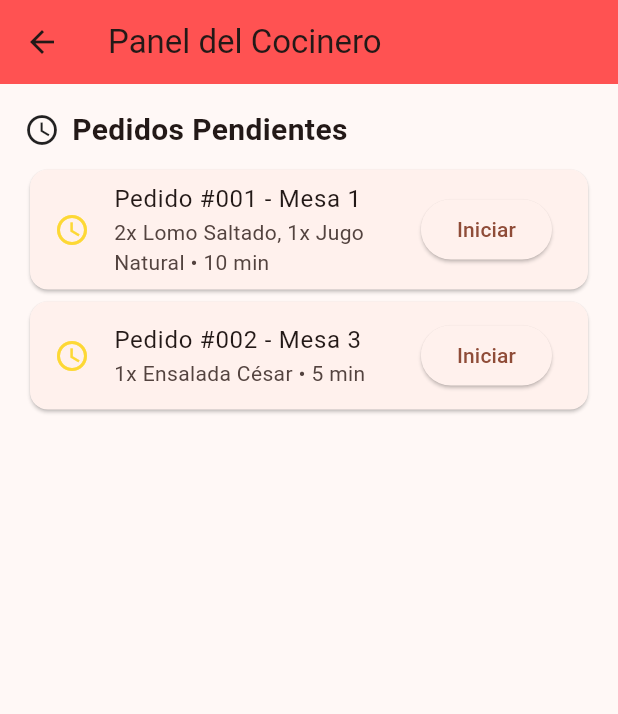
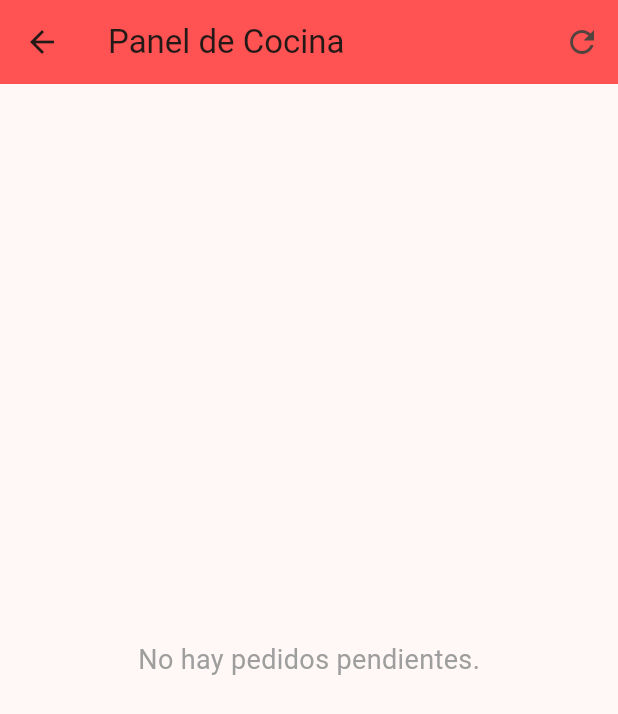
Before and after one commit to DiegoJimenez2003/Capstone_repo_06, a Flutter app: the CocinaScreen screen opened directly, on a phone screen of 412 x 824 dp. Shown: the top 714 px of the screen. Run offline on Flutter 3.47's test engine with Material 3 defaults, Android fonts, the phone set to English and light mode, and no system bars; our stand-ins replace font_awesome_flutter, supabase_flutter; accounts and stored records are empty.

Commit message:
Vista Cocina
Se implementa las funcionalidad con supabase en la vista de la cocina

```diff
--- a/lib/screens/CocinaScreen.dart
+++ b/lib/screens/CocinaScreen.dart
@@ -1,30 +1,6 @@
 import 'package:flutter/material.dart';
-
-enum OrderStatus { pendiente, enPreparacion, listo, cancelado }
-
-class OrderItem {
-  final String name;
-  final int quantity;
-  OrderItem({required this.name, required this.quantity});
-}
-
-class Order {
-  final String id;
-  final int tableNumber;
-  final String waiter;
-  OrderStatus status;
-  final DateTime timestamp;
-  final List<OrderItem> items;
-
-  Order({
-    required this.id,
-    required this.tableNumber,
-    required this.waiter,
-    this.status = OrderStatus.pendiente,
-    required this.timestamp,
-    required this.items,
-  });
-}
+import '../servicios/supabase_service.dart';
+import '../models/order_status.dart';
 
 class CocinaScreen extends StatefulWidget {
   const CocinaScreen({super.key});
@@ -34,206 +10,125 @@ class CocinaScreen extends StatefulWidget {
 }
 
 class _CocinaScreenState extends State<CocinaScreen> {
-  List<Order> orders = [
-    Order(
-      id: '001',
-      tableNumber: 1,
-      waiter: 'Carlos',
-      items: [
-        OrderItem(name: 'Lomo Saltado', quantity: 2),
-        OrderItem(name: 'Jugo Natural', quantity: 1),
-      ],
-      timestamp: DateTime.now().subtract(const Duration(minutes: 10)),
-    ),
-    Order(
-      id: '002',
-      tableNumber: 3,
-      waiter: 'Ana',
-      items: [
-        OrderItem(name: 'Ensalada César', quantity: 1),
-      ],
-      timestamp: DateTime.now().subtract(const Duration(minutes: 5)),
-    ),
-  ];
+  final _svc = SupabaseService();
+  List<Map<String, dynamic>> pedidos = [];
 
-  // Cambiar estado del pedido
-  void updateOrderStatus(String orderId, OrderStatus newStatus) {
-    setState(() {
-      final order = orders.firstWhere((o) => o.id == orderId);
-      order.status = newStatus;
-    });
+  @override
+  void initState() {
+    super.initState();
+    _cargarPedidos();
   }
 
-  Color getStatusColor(OrderStatus status) {
-    switch (status) {
-      case OrderStatus.pendiente:
-        return Colors.yellow.shade600;
-      case OrderStatus.enPreparacion:
-        return Colors.blue.shade600;
-      case OrderStatus.listo:
-        return Colors.green.shade600;
-      case OrderStatus.cancelado:
-        return Colors.red.shade600;
+  Future<void> _cargarPedidos() async {
+    final data = await _svc.fetchAllOrdersWithItems();
+    setState(() => pedidos = data);
+  }
+
+  Future<void> _actualizarEstadoProducto(String itemId, String nuevoEstado) async {
+    try {
+      await _svc.updateProductStatus(itemId, nuevoEstado);
+      await _cargarPedidos();
+      ScaffoldMessenger.of(context).showSnackBar(
+        SnackBar(content: Text("✅ Estado actualizado a '$nuevoEstado'")),
+      );
+    } catch (e) {
+      ScaffoldMessenger.of(context).showSnackBar(
+        SnackBar(content: Text("❌ Error al actualizar: $e")),
+      );
     }
   }
 
-  IconData getStatusIcon(OrderStatus status) {
+  Color getColor(String status) {
     switch (status) {
-      case OrderStatus.pendiente:
-        return Icons.access_time;
-      case OrderStatus.enPreparacion:
-        return Icons.kitchen;
-      case OrderStatus.listo:
-        return Icons.check_circle;
-      case OrderStatus.cancelado:
-        return Icons.cancel;
+      case 'pendiente':
+        return Colors.yellow.shade600;
+      case 'preparacion':
+        return Colors.blue.shade600;
+      case 'horno':
+        return Colors.orange.shade700;
+      case 'entregado':
+        return Colors.purple.shade600;
+      case 'listo':
+        return Colors.green.shade600;
+      default:
+        return Colors.grey;
     }
   }
 
-  String getElapsedTime(DateTime timestamp) {
-    final diff = DateTime.now().difference(timestamp);
-    return '${diff.inMinutes} min';
+  List<String> nextStatuses(String actual) {
+    switch (actual) {
+      case 'pendiente':
+        return ['preparacion'];
+      case 'preparacion':
+        return ['horno'];
+      case 'horno':
+        return ['entregado'];
+      case 'entregado':
+        return ['listo'];
+      default:
+        return [];
+    }
   }
 
   @override
   Widget build(BuildContext context) {
-    final pendingOrders =
-        orders.where((o) => o.status == OrderStatus.pendiente).toList();
-    final preparingOrders =
-        orders.where((o) => o.status == OrderStatus.enPreparacion).toList();
-    final readyOrders = orders.where((o) => o.status == OrderStatus.listo).toList();
-
     return Scaffold(
       appBar: AppBar(
-        title: const Text("Panel del Cocinero"),
+        title: const Text("Panel de Cocina"),
         backgroundColor: Colors.redAccent,
+        actions: [
+          IconButton(onPressed: _cargarPedidos, icon: const Icon(Icons.refresh)),
+        ],
       ),
-      body: ListView(
-        padding: const EdgeInsets.all(16),
+      body: pedidos.isEmpty
+          ? const Center(
+              child: Text("No hay pedidos pendientes.",
+                  style: TextStyle(fontSize: 18, color: Colors.grey)))
+          : ListView(
+              padding: const EdgeInsets.all(12),
+              children: pedidos.map((pedido) {
+                final items = List<Map<String, dynamic>>.from(pedido['order_items']);
+                return Card(
+                  margin: const EdgeInsets.symmetric(vertical: 8),
+                  elevation: 2,
+                  child: ExpansionTile(
+                    title: Text(
+                      "Mesa ${pedido['table_number']} - ${pedido['waiter']}",
+                      style: const TextStyle(fontWeight: FontWeight.bold),
+                    ),
+                    subtitle: Text(
+                      "Total: \$${pedido['total']} • Estado: ${pedido['status']}",
+                      style: const TextStyle(color: Colors.black54),
+                    ),
+                    children: items.map((item) {
+                      final estado = item['product_status'];
+                      return ListTile(
+                        title: Text("${item['name']} (${item['quantity']}x)"),
+                        subtitle: Text("Estado: $estado"),
+                        trailing: Row(
+                          mainAxisSize: MainAxisSize.min,
                           children: [
-          if (pendingOrders.isNotEmpty)
-            Section(
-              title: "Pedidos Pendientes",
-              icon: Icons.access_time,
-              orders: pendingOrders,
-              onUpdateStatus: updateOrderStatus,
-              nextStatus: OrderStatus.enPreparacion,
+                            for (var next in nextStatuses(estado))
+                              Padding(
+                                padding: const EdgeInsets.only(left: 4),
+                                child: ElevatedButton(
+                                  style: ElevatedButton.styleFrom(
+                                    backgroundColor: getColor(next),
                                   ),
-          if (preparingOrders.isNotEmpty)
-            Section(
-              title: "En Preparación",
-              icon: Icons.kitchen,
-              orders: preparingOrders,
-              onUpdateStatus: updateOrderStatus,
-              nextStatus: OrderStatus.listo,
-            ),
-          if (readyOrders.isNotEmpty)
-            Section(
-              title: "Listos para Servir",
-              icon: Icons.check_circle,
-              orders: readyOrders,
-              onUpdateStatus: null, // ya no se puede actualizar
-            ),
-          if (orders.isEmpty)
-            Center(
-              child: Column(
-                children: const [
-                  SizedBox(height: 50),
-                  Icon(Icons.kitchen, size: 80, color: Colors.grey),
-                  SizedBox(height: 20),
-                  Text("No hay pedidos en este momento",
-                      style: TextStyle(color: Colors.grey)),
-                ],
+                                  onPressed: () =>
+                                      _actualizarEstadoProducto(item['id'], next),
+                                  child: Text(next.toUpperCase(),
+                                      style: const TextStyle(color: Colors.white)),
                                 ),
                               ),
                           ],
                         ),
                       );
-  }
-}
-
-class Section extends StatelessWidget {
-  final String title;
-  final IconData icon;
-  final List<Order> orders;
-  final void Function(String orderId, OrderStatus status)? onUpdateStatus;
-  final OrderStatus? nextStatus;
-
-  const Section({
-    super.key,
-    required this.title,
-    required this.icon,
-    required this.orders,
-    this.onUpdateStatus,
-    this.nextStatus,
-  });
-
-  Color getStatusColor(OrderStatus status) {
-    switch (status) {
-      case OrderStatus.pendiente:
-        return Colors.yellow.shade600;
-      case OrderStatus.enPreparacion:
-        return Colors.blue.shade600;
-      case OrderStatus.listo:
-        return Colors.green.shade600;
-      case OrderStatus.cancelado:
-        return Colors.red.shade600;
-    }
-  }
-
-  IconData getStatusIcon(OrderStatus status) {
-    switch (status) {
-      case OrderStatus.pendiente:
-        return Icons.access_time;
-      case OrderStatus.enPreparacion:
-        return Icons.kitchen;
-      case OrderStatus.listo:
-        return Icons.check_circle;
-      case OrderStatus.cancelado:
-        return Icons.cancel;
-    }
-  }
-
-  String getElapsedTime(DateTime timestamp) {
-    final diff = DateTime.now().difference(timestamp);
-    return '${diff.inMinutes} min';
-  }
-
-  @override
-  Widget build(BuildContext context) {
-    return Column(
-      crossAxisAlignment: CrossAxisAlignment.start,
-      children: [
-        Row(
-          children: [
-            Icon(icon, color: Colors.black87),
-            const SizedBox(width: 8),
-            Text(title, style: const TextStyle(fontSize: 20, fontWeight: FontWeight.bold)),
-          ],
-        ),
-        const SizedBox(height: 8),
-        Column(
-          children: orders.map((order) {
-            return Card(
-              child: ListTile(
-                leading: Icon(getStatusIcon(order.status), color: getStatusColor(order.status)),
-                title: Text("Pedido #${order.id} - Mesa ${order.tableNumber}"),
-                subtitle: Text(order.items.map((i) => "${i.quantity}x ${i.name}").join(", ") +
-                    " • ${getElapsedTime(order.timestamp)}"),
-                trailing: onUpdateStatus != null && nextStatus != null
-                    ? ElevatedButton(
-                        onPressed: () => onUpdateStatus!(order.id, nextStatus!),
-                        child: Text(nextStatus == OrderStatus.enPreparacion
-                            ? "Iniciar"
-                            : "Marcar listo"),
-                      )
-                    : null,
+                    }).toList(),
                   ),
                 );
               }).toList(),
             ),
-        const SizedBox(height: 20),
-      ],
     );
   }
 }
```
Also changed, not shown: lib/servicios/supabase_service.dart (+39 -7 lines). Lines whose indentation alone changed are shown as unchanged.
